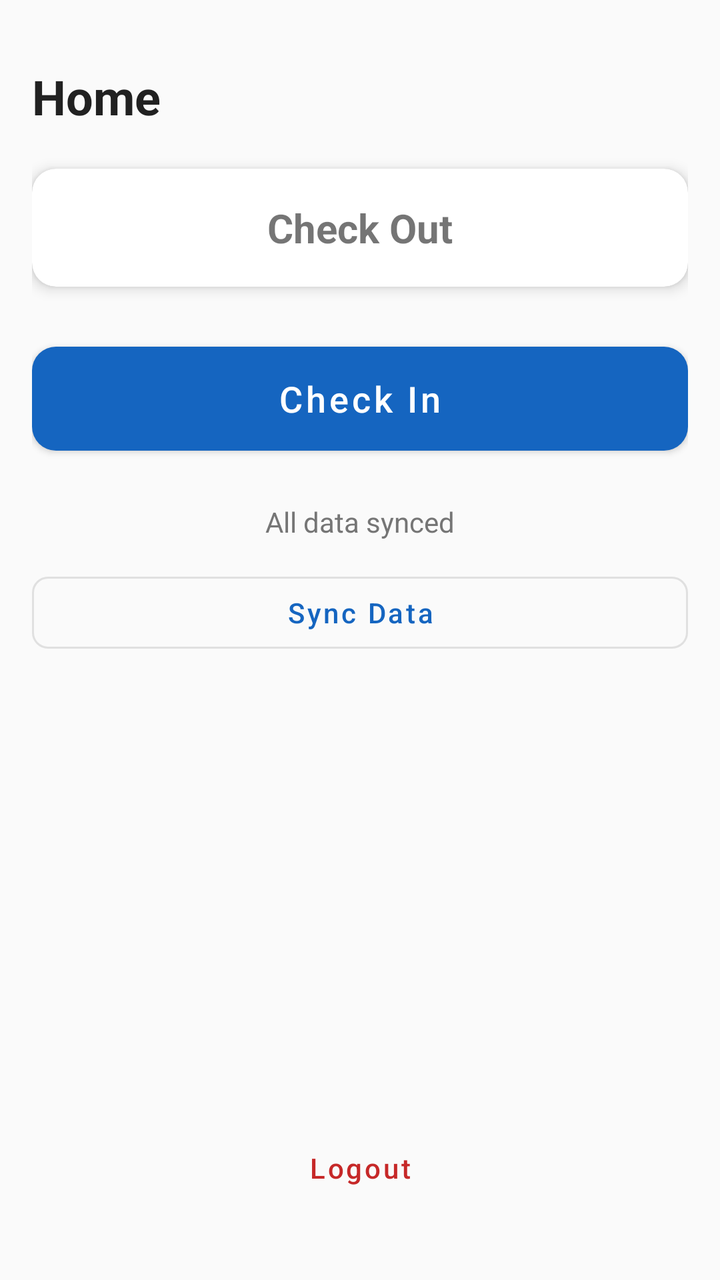
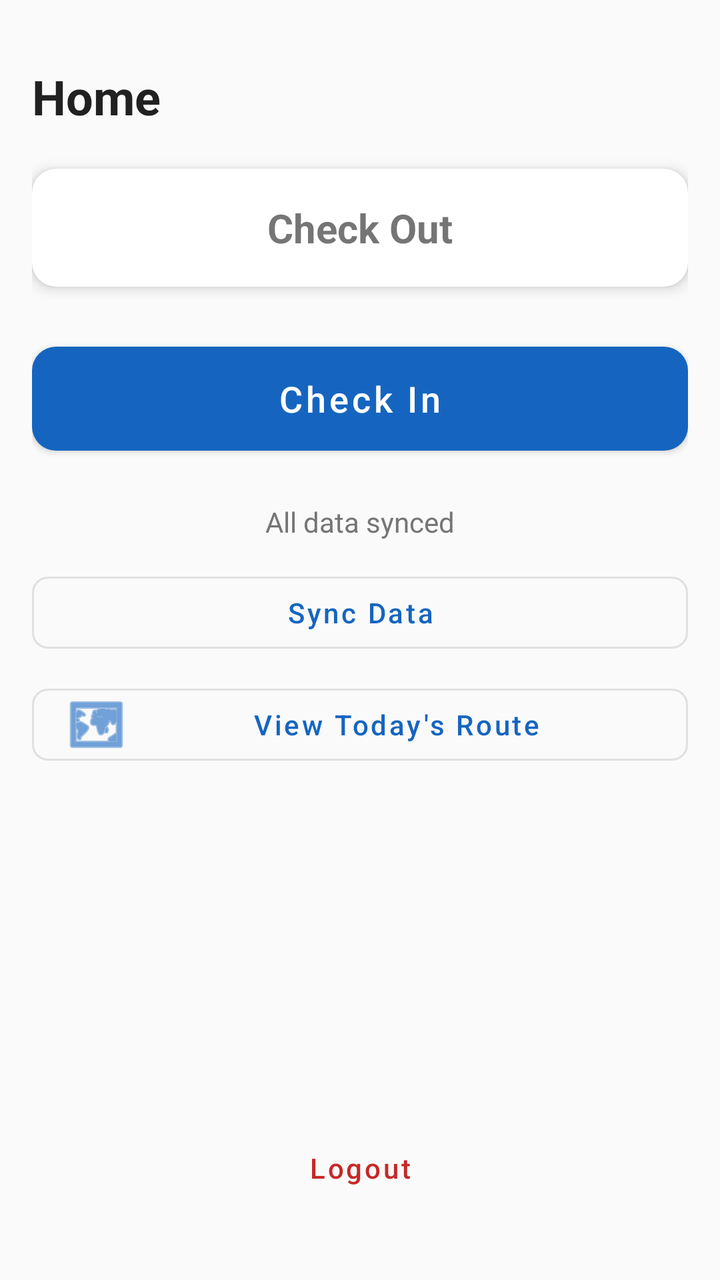

The first picture is an Android layout as it rendered before a commit; the second is the same layout after the commit. The layout source and the unified diff follow.
<!-- AndroidManifest.xml: application theme Theme.FieldTrack -->
<!-- res/layout/fragment_attendance.xml -->
<?xml version="1.0" encoding="utf-8"?>
<androidx.constraintlayout.widget.ConstraintLayout xmlns:android="http://schemas.android.com/apk/res/android"
    xmlns:app="http://schemas.android.com/apk/res-auto"
    android:layout_width="match_parent"
    android:layout_height="match_parent"
    android:padding="16dp"
    android:background="@color/background">

    <TextView
        android:id="@+id/tv_welcome"
        android:layout_width="0dp"
        android:layout_height="wrap_content"
        android:text="@string/home"
        android:textSize="24sp"
        android:textStyle="bold"
        android:textColor="@color/on_background"
        app:layout_constraintTop_toTopOf="parent"
        app:layout_constraintStart_toStartOf="parent"
        app:layout_constraintEnd_toEndOf="parent"
        android:layout_marginTop="16dp" />

    
    <com.google.android.material.card.MaterialCardView
        android:id="@+id/card_status"
        android:layout_width="0dp"
        android:layout_height="wrap_content"
        android:layout_marginTop="20dp"
        app:cardCornerRadius="12dp"
        app:cardElevation="4dp"
        app:contentPadding="16dp"
        app:layout_constraintTop_toBottomOf="@id/tv_welcome"
        app:layout_constraintStart_toStartOf="parent"
        app:layout_constraintEnd_toEndOf="parent">

        <LinearLayout
            android:layout_width="match_parent"
            android:layout_height="wrap_content"
            android:orientation="vertical"
            android:gravity="center">

            <LinearLayout
                android:layout_width="wrap_content"
                android:layout_height="wrap_content"
                android:orientation="horizontal"
                android:gravity="center_vertical">

                <View
                    android:id="@+id/view_session_dot"
                    android:layout_width="10dp"
                    android:layout_height="10dp"
                    android:layout_marginEnd="8dp"
                    android:background="@drawable/bg_session_dot"
                    android:visibility="gone" />

                <TextView
                    android:id="@+id/tv_status"
                    android:layout_width="wrap_content"
                    android:layout_height="wrap_content"
                    android:text="@string/check_out"
                    android:textSize="20sp"
                    android:textStyle="bold" />

            </LinearLayout>

            <TextView
                android:id="@+id/tv_check_in_time"
                android:layout_width="wrap_content"
                android:layout_height="wrap_content"
                android:layout_marginTop="8dp"
                android:textSize="14sp"
                android:textColor="@color/on_surface_variant"
                android:visibility="gone" />

            <TextView
                android:id="@+id/tv_work_duration"
                android:layout_width="wrap_content"
                android:layout_height="wrap_content"
                android:layout_marginTop="8dp"
                android:text="00:00:00"
                android:textSize="44sp"
                android:textStyle="bold"
                android:textColor="@color/primary"
                android:visibility="gone" />

        </LinearLayout>

    </com.google.android.material.card.MaterialCardView>

    
    <com.google.android.material.button.MaterialButton
        android:id="@+id/btn_check_in_out"
        android:layout_width="0dp"
        android:layout_height="64dp"
        android:text="@string/check_in"
        android:textSize="18sp"
        android:textAllCaps="false"
        app:cornerRadius="12dp"
        android:layout_marginTop="24dp"
        app:layout_constraintTop_toBottomOf="@id/card_status"
        app:layout_constraintStart_toStartOf="parent"
        app:layout_constraintEnd_toEndOf="parent" />

    <ProgressBar
        android:id="@+id/progress_bar"
        android:layout_width="wrap_content"
        android:layout_height="wrap_content"
        android:visibility="gone"
        app:layout_constraintTop_toBottomOf="@id/btn_check_in_out"
        app:layout_constraintStart_toStartOf="parent"
        app:layout_constraintEnd_toEndOf="parent"
        android:layout_marginTop="8dp" />

    
    <TextView
        android:id="@+id/tv_unsynced_count"
        android:layout_width="0dp"
        android:layout_height="wrap_content"
        android:text="@string/all_data_synced"
        android:textSize="14sp"
        android:textColor="@color/on_surface_variant"
        android:layout_marginTop="20dp"
        android:gravity="center"
        app:layout_constraintTop_toBottomOf="@id/progress_bar"
        app:layout_constraintStart_toStartOf="parent"
        app:layout_constraintEnd_toEndOf="parent" />

    <com.google.android.material.button.MaterialButton
        android:id="@+id/btn_sync"
        style="@style/Widget.MaterialComponents.Button.OutlinedButton"
        android:layout_width="0dp"
        android:layout_height="48dp"
        android:text="@string/sync_data"
        android:textAllCaps="false"
        app:cornerRadius="8dp"
        android:layout_marginTop="12dp"
        app:layout_constraintTop_toBottomOf="@id/tv_unsynced_count"
        app:layout_constraintStart_toStartOf="parent"
        app:layout_constraintEnd_toEndOf="parent" />

    
    <com.google.android.material.button.MaterialButton
        android:id="@+id/btn_logout"
        style="@style/Widget.MaterialComponents.Button.TextButton"
        android:layout_width="wrap_content"
        android:layout_height="wrap_content"
        android:text="@string/logout"
        android:textAllCaps="false"
        android:textColor="@color/status_rejected"
        app:layout_constraintBottom_toBottomOf="parent"
        app:layout_constraintStart_toStartOf="parent"
        app:layout_constraintEnd_toEndOf="parent"
        android:layout_marginBottom="16dp" />

</androidx.constraintlayout.widget.ConstraintLayout>
<!-- resources referenced by this layout -->
<resources>
  <color name="background">#FAFAFA</color>
  <color name="on_background">#212121</color>
  <color name="on_surface_variant">#757575</color>
  <color name="primary">#1565C0</color>
  <color name="status_rejected">#C62828</color>
  <!-- drawable bg_session_dot (drawable) -->
  <?xml version="1.0" encoding="utf-8"?>
  <shape xmlns:android="http://schemas.android.com/apk/res/android"
      android:shape="oval">
      <solid android:color="@color/session_active_accent" />
      <size
          android:width="10dp"
          android:height="10dp" />
  </shape>
  <string name="all_data_synced">All data synced</string>
  <string name="check_in">Check In</string>
  <string name="check_out">Check Out</string>
  <string name="home">Home</string>
  <string name="logout">Logout</string>
  <string name="sync_data">Sync Data</string>
  <style name="Theme.FieldTrack" parent="Theme.MaterialComponents.Light.DarkActionBar">
          <item name="colorPrimary">@color/primary</item>
          <item name="colorPrimaryDark">@color/primary_dark</item>
          <item name="colorPrimaryVariant">@color/primary_variant</item>
          <item name="colorOnPrimary">@color/on_primary</item>
          <item name="colorSecondary">@color/secondary</item>
          <item name="colorSecondaryVariant">@color/secondary_variant</item>
          <item name="colorOnSecondary">@color/on_secondary</item>
          <item name="android:colorBackground">@color/background</item>
          <item name="colorOnBackground">@color/on_background</item>
          <item name="colorSurface">@color/surface</item>
          <item name="colorOnSurface">@color/on_surface</item>
          <item name="colorError">@color/error</item>
          <item name="colorOnError">@color/on_error</item>
          <item name="android:statusBarColor">@color/primary_dark</item>
      </style>
  <color name="session_active_accent">#FF6F00</color>
  <color name="primary_dark">#0D47A1</color>
  <color name="primary_variant">#1976D2</color>
  <color name="on_primary">#FFFFFF</color>
  <color name="secondary">#00897B</color>
  <color name="secondary_variant">#00695C</color>
  <color name="on_secondary">#FFFFFF</color>
  <color name="surface">#FFFFFF</color>
  <color name="on_surface">#212121</color>
  <color name="error">#D32F2F</color>
  <color name="on_error">#FFFFFF</color>
</resources>

<!-- the commit's change to res/layout/fragment_attendance.xml (unified diff, before → after) -->
@@ -139,6 +139,21 @@
 
     
     <com.google.android.material.button.MaterialButton
+        android:id="@+id/btn_view_route"
+        style="@style/Widget.MaterialComponents.Button.OutlinedButton"
+        android:layout_width="0dp"
+        android:layout_height="48dp"
+        android:text="View Today's Route"
+        android:textAllCaps="false"
+        app:cornerRadius="8dp"
+        app:icon="@android:drawable/ic_menu_mapmode"
+        android:layout_marginTop="8dp"
+        app:layout_constraintTop_toBottomOf="@id/btn_sync"
+        app:layout_constraintStart_toStartOf="parent"
+        app:layout_constraintEnd_toEndOf="parent" />
+
+    
+    <com.google.android.material.button.MaterialButton
         android:id="@+id/btn_logout"
         style="@style/Widget.MaterialComponents.Button.TextButton"
         android:layout_width="wrap_content"
